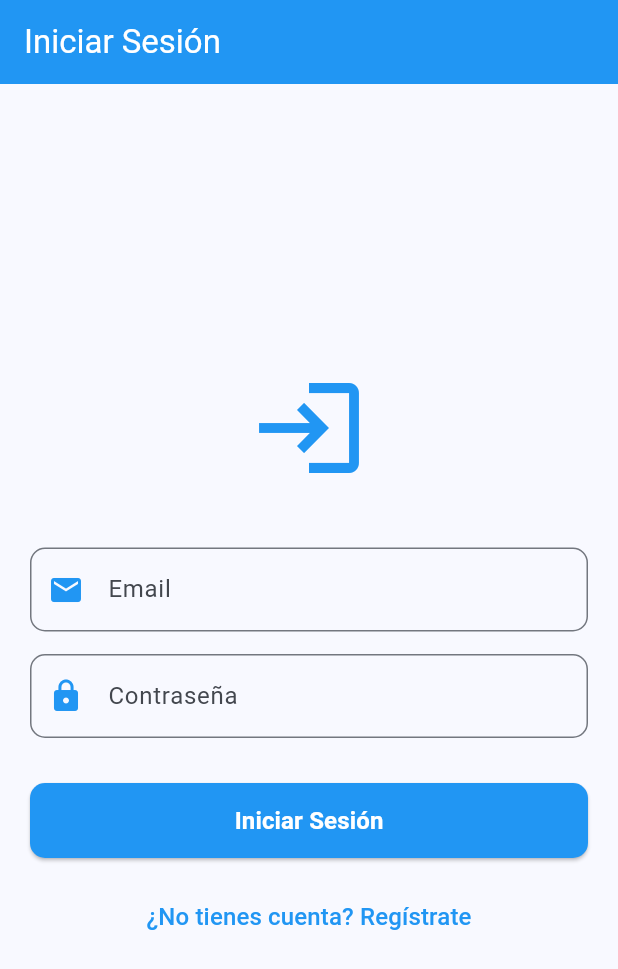
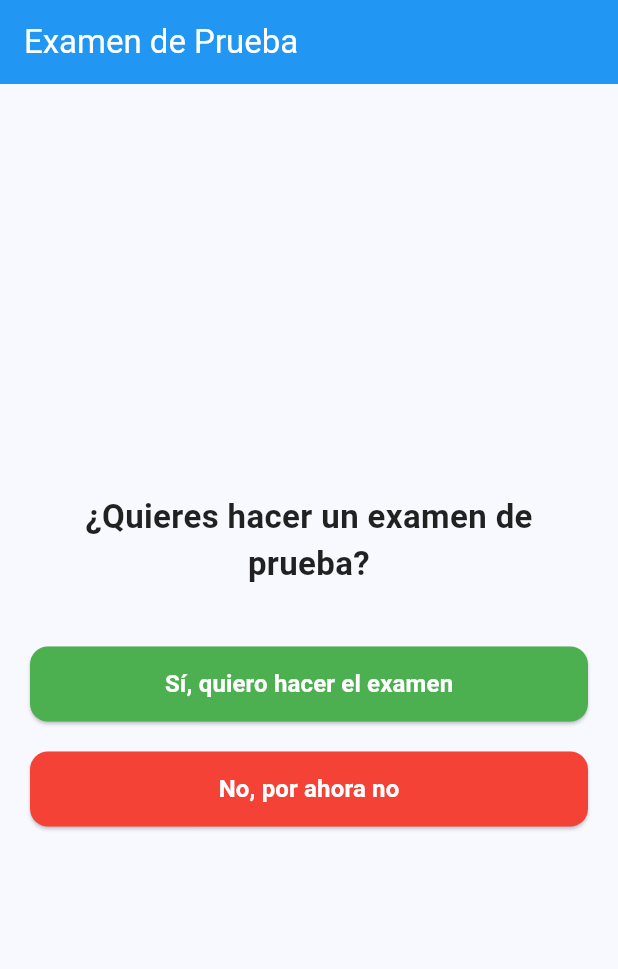
Before and after one commit to bsjc1024/Hackpue2025, a Flutter app: the screen it shows after launch, on a phone screen of 412 x 824 dp. Shown: the top 969 px of the screen. Run offline on Flutter 3.47's test engine with Material 3 defaults, Android fonts, the phone set to English and light mode, and no system bars.

Commit message:
Pregunta Universidad y pregunta exámen prueba

```diff
--- a/flutter_app/lib/main.dart
+++ b/flutter_app/lib/main.dart
@@ -1,6 +1,8 @@
 import 'package:flutter/material.dart';
-import 'screen/login_screen.dart';
-import 'screen/register.dart';
+//import 'screen/login_screen.dart';
+//import 'screen/register.dart';
+//import 'screen/university_question_screen.dart';
+import 'screen/exam_question_screen.dart';
 
 void main() {
   runApp(const MyApp());
@@ -18,11 +20,12 @@ class MyApp extends StatelessWidget {
         colorScheme: ColorScheme.fromSeed(seedColor: Colors.blue),
         useMaterial3: true,
       ),
-      initialRoute: '/login',
-      routes: {
-        '/login': (context) => const LoginScreen(),
-        '/register': (context) => const RegisterScreen(),
-      },
+      home: const ExamQuestionScreen(),
+      //routes: {
+        //'/login': (context) => const LoginScreen(),
+        //'/register': (context) => const RegisterScreen(),
+        //'/university_question': (context) => const UniversityQuestionScreen(),
+      //},
     );
   }
 }
--- /dev/null
+++ b/flutter_app/lib/screen/exam_question_screen.dart
@@ -0,0 +1,84 @@
+import 'package:flutter/material.dart';
+
+class ExamQuestionScreen extends StatelessWidget {
+  const ExamQuestionScreen({super.key});
+
+  @override
+  Widget build(BuildContext context) {
+    return Scaffold(
+      appBar: AppBar(
+        title: const Text("Examen de Prueba"),
+        backgroundColor: Colors.blue,
+        foregroundColor: Colors.white,
+      ),
+      body: Padding(
+        padding: const EdgeInsets.all(20),
+        child: Center(
+          child: Column(
+            mainAxisAlignment: MainAxisAlignment.center,
+            children: [
+              const Text(
+                "¿Quieres hacer un examen de prueba?",
+                textAlign: TextAlign.center,
+                style: TextStyle(
+                  fontSize: 22,
+                  fontWeight: FontWeight.bold,
+                  color: Colors.black87,
+                ),
+              ),
+              const SizedBox(height: 40),
+
+              SizedBox(
+                width: double.infinity,
+                height: 50,
+                child: ElevatedButton(
+                  style: ElevatedButton.styleFrom(
+                    backgroundColor: Colors.green,
+                    foregroundColor: Colors.white,
+                    shape: RoundedRectangleBorder(
+                      borderRadius: BorderRadius.circular(12),
+                    ),
+                  ),
+                  onPressed: () {
+                    ScaffoldMessenger.of(context).showSnackBar(
+                      const SnackBar(content: Text("Elegiste hacer el examen de prueba")),
+                    );
+                  },
+                  child: const Text(
+                    "Sí, quiero hacer el examen",
+                    style: TextStyle(fontSize: 16, fontWeight: FontWeight.w600),
+                  ),
+                ),
+              ),
+              const SizedBox(height: 20),
+
+              SizedBox(
+                width: double.infinity,
+                height: 50,
+                child: ElevatedButton(
+                  style: ElevatedButton.styleFrom(
+                    backgroundColor: Colors.red,
+                    foregroundColor: Colors.white,
+                    shape: RoundedRectangleBorder(
+                      borderRadius: BorderRadius.circular(12),
+                    ),
+                  ),
+                  onPressed: () {
+                    ScaffoldMessenger.of(context).showSnackBar(
+                      const SnackBar(content: Text("Elegiste no hacer el examen")),
+                    );
+                    Navigator.pop(context); // vuelve a la pantalla anterior
+                  },
+                  child: const Text(
+                    "No, por ahora no",
+                    style: TextStyle(fontSize: 16, fontWeight: FontWeight.w600),
+                  ),
+                ),
+              ),
+            ],
+          ),
+        ),
+      ),
+    );
+  }
+}
```
Also changed, not shown: flutter_app/lib/screen/university_question_screen.dart (added, +83 -0 lines).
